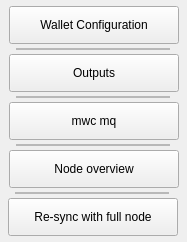
Qt form core/navmenuconfigwallet.ui (0xkobe/mwc-wallet) before a commit.
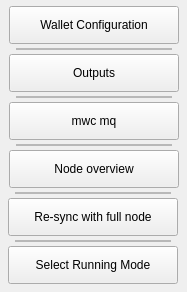
The same form after that commit. Custom widgets are drawn as their Qt base class.

Commit message: add a menu item for running mode

Diff of the .ui file:
```diff
--- a/core/navmenuconfigwallet.ui
+++ b/core/navmenuconfigwallet.ui
@@ -7,7 +7,7 @@
     <x>0</x>
     <y>0</y>
     <width>187</width>
-    <height>242</height>
+    <height>292</height>
    </rect>
   </property>
   <property name="windowTitle">
@@ -21,7 +21,7 @@
     <rect>
      <x>16</x>
      <y>48</y>
-     <width>154</width>
+     <width>156</width>
      <height>2</height>
     </rect>
    </property>
@@ -37,7 +37,7 @@
     <rect>
      <x>16</x>
      <y>96</y>
-     <width>154</width>
+     <width>156</width>
      <height>2</height>
     </rect>
    </property>
@@ -92,7 +92,7 @@
     <rect>
      <x>16</x>
      <y>144</y>
-     <width>154</width>
+     <width>156</width>
      <height>2</height>
     </rect>
    </property>
@@ -134,7 +134,36 @@
     <rect>
      <x>15</x>
      <y>192</y>
-     <width>154</width>
+     <width>156</width>
+     <height>2</height>
+    </rect>
+   </property>
+   <property name="frameShape">
+    <enum>QFrame::StyledPanel</enum>
+   </property>
+   <property name="frameShadow">
+    <enum>QFrame::Raised</enum>
+   </property>
+  </widget>
+  <widget class="control::NavMenuButton" name="selectRunningModeButton">
+   <property name="geometry">
+    <rect>
+     <x>8</x>
+     <y>246</y>
+     <width>170</width>
+     <height>38</height>
+    </rect>
+   </property>
+   <property name="text">
+    <string>Select Running Mode</string>
+   </property>
+  </widget>
+  <widget class="control::MwcFrameWithBorder" name="frame_6">
+   <property name="geometry">
+    <rect>
+     <x>15</x>
+     <y>240</y>
+     <width>156</width>
      <height>2</height>
     </rect>
    </property>
```
The commit also changes 7 other files.
